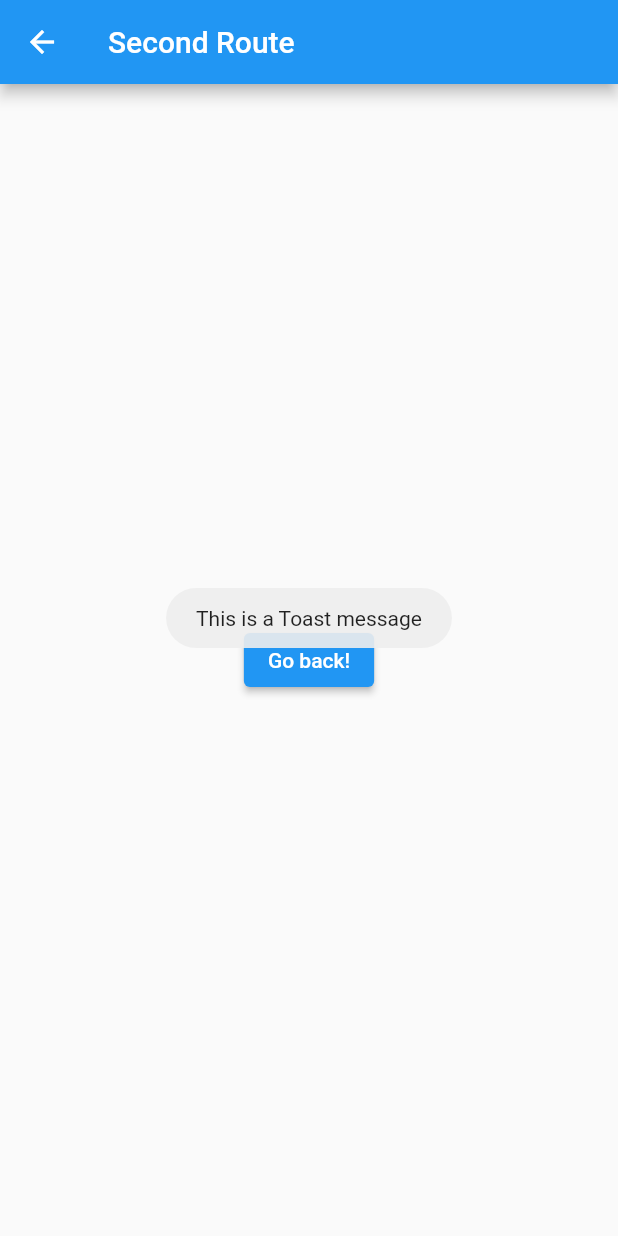
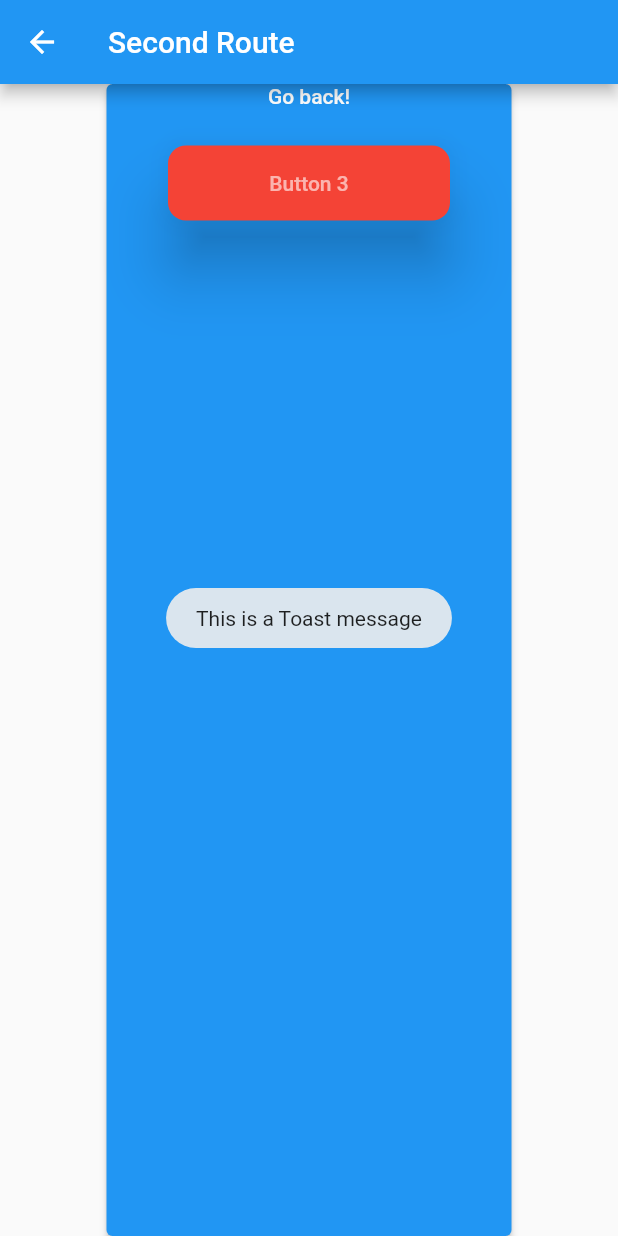
Before and after one commit to erdogankahraman/flutterdeneme, a Flutter app: the screen it shows after launch, after a tap on "Button 2", on a phone screen of 412 x 824 dp. Run offline on Flutter 3.47's test engine with Material 2 defaults, Android fonts, the phone set to English and light mode, and no system bars; our stand-ins replace fluttertoast; network calls fail.

```diff
--- a/lib/main.dart
+++ b/lib/main.dart
@@ -1,5 +1,16 @@
 import 'package:flutter/material.dart';
 import 'package:fluttertoast/fluttertoast.dart';
+
+final ButtonStyle flatButtonStyle = TextButton.styleFrom(
+  foregroundColor: Colors.black87,
+  backgroundColor: Colors.red,
+  minimumSize: const Size(188, 50),
+  elevation: 18,
+  padding: EdgeInsets.symmetric(horizontal: 16.0),
+  shape: const RoundedRectangleBorder(
+    borderRadius: BorderRadius.all(Radius.circular(12.0)),
+  ),
+);
 
 void main() {
   runApp(MaterialApp(
@@ -9,17 +20,6 @@ void main() {
 
 class FirstRoute extends StatelessWidget {
   FirstRoute({super.key});
-
-  final ButtonStyle flatButtonStyle = TextButton.styleFrom(
-    foregroundColor: Colors.black87,
-    backgroundColor: Colors.red,
-    minimumSize: const Size(188, 50),
-    elevation: 18,
-    padding: EdgeInsets.symmetric(horizontal: 16.0),
-    shape: const RoundedRectangleBorder(
-      borderRadius: BorderRadius.all(Radius.circular(12.0)),
-    ),
-  );
 
   @override
   Widget build(BuildContext context) {
@@ -60,8 +60,28 @@ class FirstRoute extends StatelessWidget {
                       );
                       Navigator.push(
                         context,
-                        MaterialPageRoute(
-                            builder: (context) => SecondRoute()),
+                        MaterialPageRoute(builder: (context) => SecondRoute()),
+                      );
+                    },
+                  ),
+                ),
+                Container(
+                  margin: const EdgeInsets.all(25),
+                  child: TextButton(
+                    style: flatButtonStyle,
+                    child: Text(
+                      'Button 3',
+                      style: TextStyle(color: Colors.white.withOpacity(0.6)),
+                    ),
+                    onPressed: () {
+                      Fluttertoast.showToast(
+                        msg: "This is a Toast message", // message
+                        toastLength: Toast.LENGTH_SHORT, // length
+                        gravity: ToastGravity.CENTER, // location// duration
+                      );
+                      Navigator.push(
+                        context,
+                        MaterialPageRoute(builder: (context) => ThirdRoute()),
                       );
                     },
                   ),
@@ -89,9 +109,70 @@ class SecondRoute extends StatelessWidget {
           onPressed: () {
             Navigator.pop(context);
           },
-          child: const Text('Go back!'),
+          child: Column(children: <Widget>[
+            const Text('Go back!'),
+            Container(
+              margin: const EdgeInsets.all(25),
+              child: TextButton(
+                style: flatButtonStyle,
+                child: Text(
+                  'Button 3',
+                  style: TextStyle(color: Colors.white.withOpacity(0.6)),
+                ),
+                onPressed: () {
+                  Fluttertoast.showToast(
+                    msg: "This is a Toast message", // message
+                    toastLength: Toast.LENGTH_SHORT, // length
+                    gravity: ToastGravity.CENTER, // location// duration
+                  );
+                  Navigator.push(
+                    context,
+                    MaterialPageRoute(builder: (context) => ThirdRoute()),
+                  );
+                },
+              ),
+            ),
+          ]),
         ),
       ),
     );
   }
 }
+
+class ThirdRoute extends StatefulWidget {
+  @override
+  _MyAppState createState() => _MyAppState();
+}
+
+class _MyAppState extends State<ThirdRoute> {
+  List<bool> _selections = List.generate(3, (_) => false);
+
+  @override
+  Widget build(BuildContext context) {
+    return MaterialApp(
+        home: Scaffold(
+      appBar: AppBar(
+        title: Center(child: Text('Flutter - tutorialkart.com')),
+      ),
+      body: ListView(children: <Widget>[
+        Container(
+            alignment: Alignment.center,
+            margin: EdgeInsets.all(10),
+            padding: EdgeInsets.all(20),
+            child: ToggleButtons(
+              children: <Widget>[
+                Icon(Icons.add_comment),
+                Icon(Icons.airline_seat_individual_suite),
+                Icon(Icons.add_location),
+              ],
+              isSelected: _selections,
+              onPressed: (int index) {
+                setState(() {
+                  _selections[index] = !_selections[index];
+                });
+              },
+            ))
+      ]),
+    ));
+  }
+}
```
